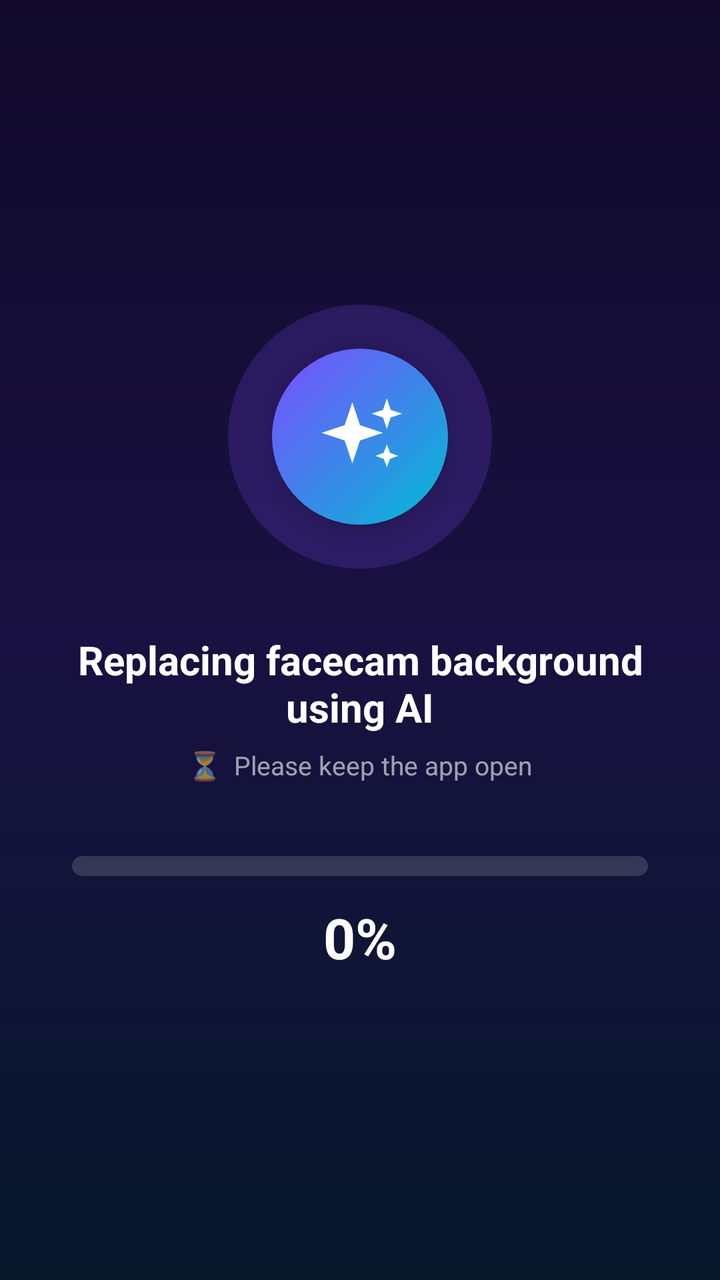
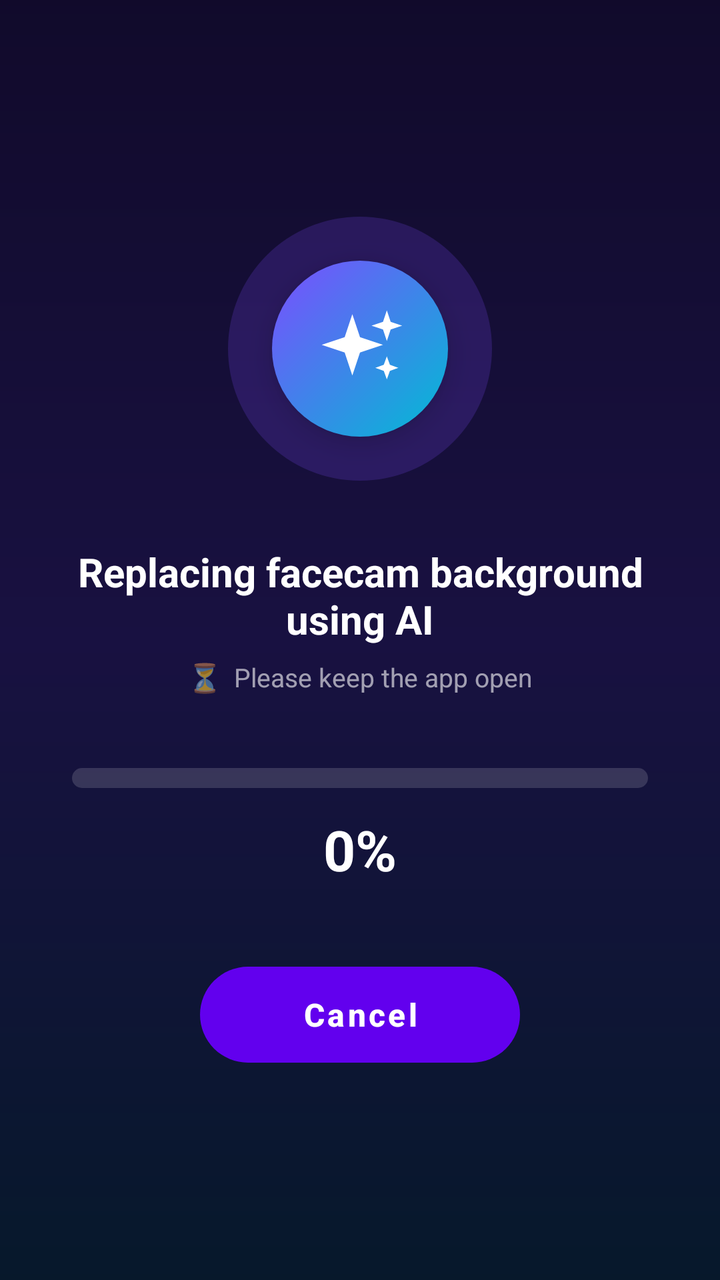

An Android layout rendered at two revisions. The XML below is the earlier revision; the diff shows what the commit changed to produce the second picture.
<!-- AndroidManifest.xml: application theme Theme.CustomScreen -->
<!-- res/layout/dialog_processing.xml -->
<?xml version="1.0" encoding="utf-8"?>
<FrameLayout xmlns:android="http://schemas.android.com/apk/res/android"
    android:layout_width="match_parent"
    android:layout_height="match_parent"
    android:background="@drawable/bg_processing_screen"
    android:clickable="true"
    android:focusable="true">

    <LinearLayout
        android:layout_width="match_parent"
        android:layout_height="wrap_content"
        android:layout_gravity="center"
        android:gravity="center_horizontal"
        android:orientation="vertical"
        android:paddingStart="36dp"
        android:paddingEnd="36dp">

        <FrameLayout
            android:layout_width="132dp"
            android:layout_height="132dp">

            <View
                android:id="@+id/processing_halo"
                android:layout_width="match_parent"
                android:layout_height="match_parent"
                android:background="@drawable/bg_processing_icon_halo" />

            <FrameLayout
                android:layout_width="88dp"
                android:layout_height="88dp"
                android:layout_gravity="center"
                android:background="@drawable/bg_processing_icon"
                android:elevation="8dp">

                <ImageView
                    android:id="@+id/processing_icon"
                    android:layout_width="46dp"
                    android:layout_height="46dp"
                    android:layout_gravity="center"
                    android:importantForAccessibility="no"
                    android:src="@drawable/ic_ai_sparkle" />
            </FrameLayout>
        </FrameLayout>

        <TextView
            android:id="@+id/processing_title"
            android:layout_width="match_parent"
            android:layout_height="wrap_content"
            android:layout_marginTop="32dp"
            android:gravity="center"
            android:text="Replacing facecam background using AI"
            android:textColor="#FFFFFF"
            android:textSize="20sp"
            android:textStyle="bold" />

        
        <LinearLayout
            android:layout_width="match_parent"
            android:layout_height="wrap_content"
            android:layout_marginTop="6dp"
            android:gravity="center"
            android:orientation="horizontal">

            <TextView
                android:id="@+id/processing_tick"
                android:layout_width="wrap_content"
                android:layout_height="wrap_content"
                android:layout_marginEnd="6dp"
                android:text="⏳"
                android:textColor="#99FFFFFF"
                android:textSize="14sp" />

            <TextView
                android:layout_width="wrap_content"
                android:layout_height="wrap_content"
                android:text="Please keep the app open"
                android:textColor="#99FFFFFF"
                android:textSize="13sp" />
        </LinearLayout>

        <ProgressBar
            android:id="@+id/processing_bar"
            style="?android:attr/progressBarStyleHorizontal"
            android:layout_width="match_parent"
            android:layout_height="10dp"
            android:layout_marginTop="36dp"
            android:max="100"
            android:progressDrawable="@drawable/progress_processing" />

        <TextView
            android:id="@+id/processing_percent"
            android:layout_width="wrap_content"
            android:layout_height="wrap_content"
            android:layout_marginTop="12dp"
            android:text="0%"
            android:textColor="#FFFFFF"
            android:textSize="28sp"
            android:textStyle="bold" />
    </LinearLayout>
</FrameLayout>
<!-- resources referenced by this layout -->
<resources>
  <!-- drawable bg_processing_icon (drawable) -->
  <?xml version="1.0" encoding="utf-8"?>
  <shape xmlns:android="http://schemas.android.com/apk/res/android" android:shape="oval">
      <gradient
          android:angle="315"
          android:startColor="#7C4DFF"
          android:endColor="#00BCD4" />
  </shape>
  <!-- drawable bg_processing_icon_halo (drawable) -->
  <?xml version="1.0" encoding="utf-8"?>
  <shape xmlns:android="http://schemas.android.com/apk/res/android" android:shape="oval">
      <solid android:color="#337C4DFF" />
  </shape>
  <!-- drawable bg_processing_screen (drawable) -->
  <?xml version="1.0" encoding="utf-8"?>
  <shape xmlns:android="http://schemas.android.com/apk/res/android" android:shape="rectangle">
      <gradient
          android:angle="300"
          android:startColor="#F0120B2E"
          android:centerColor="#F01A1245"
          android:endColor="#F0071A2E"
          android:type="linear" />
  </shape>
  <!-- drawable ic_ai_sparkle (drawable) -->
  <vector xmlns:android="http://schemas.android.com/apk/res/android"
      android:width="24dp"
      android:height="24dp"
      android:viewportWidth="24"
      android:viewportHeight="24">
      <path
          android:fillColor="#FFFFFF"
          android:pathData="M10,3 L12,9 L18,11 L12,13 L10,19 L8,13 L2,11 L8,9 Z" />
      <path
          android:fillColor="#FFFFFF"
          android:pathData="M19,2 L20,5 L23,6 L20,7 L19,10 L18,7 L15,6 L18,5 Z" />
      <path
          android:fillColor="#FFFFFF"
          android:pathData="M19,14 L19.8,16.2 L22,17 L19.8,17.8 L19,20 L18.2,17.8 L16,17 L18.2,16.2 Z" />
  </vector>
  <!-- drawable progress_processing (drawable) -->
  <?xml version="1.0" encoding="utf-8"?>
  <layer-list xmlns:android="http://schemas.android.com/apk/res/android">
      <item android:id="@android:id/background">
          <shape android:shape="rectangle">
              <solid android:color="#26FFFFFF" />
              <corners android:radius="6dp" />
          </shape>
      </item>
      <item android:id="@android:id/progress">
          <clip>
              <shape android:shape="rectangle">
                  <gradient
                      android:angle="0"
                      android:startColor="#7C4DFF"
                      android:endColor="#00E5FF" />
                  <corners android:radius="6dp" />
              </shape>
          </clip>
      </item>
  </layer-list>
  <style name="Theme.CustomScreen" parent="Theme.MaterialComponents.DayNight.NoActionBar">
          <item name="android:windowBackground">@android:color/black</item>
          <item name="android:statusBarColor">@android:color/transparent</item>
          <item name="android:navigationBarColor">@android:color/transparent</item>
          <item name="android:windowLightStatusBar">false</item>
          <item name="android:windowLightNavigationBar">false</item>
      </style>
</resources>

<!-- the commit's change to res/layout/dialog_processing.xml (unified diff, before → after) -->
@@ -71,6 +71,7 @@
                 android:textSize="14sp" />
 
             <TextView
+                android:id="@+id/processing_hint"
                 android:layout_width="wrap_content"
                 android:layout_height="wrap_content"
                 android:text="Please keep the app open"
@@ -96,5 +97,21 @@
             android:textColor="#FFFFFF"
             android:textSize="28sp"
             android:textStyle="bold" />
+
+        <Button
+            android:id="@+id/processing_cancel"
+            android:layout_width="wrap_content"
+            android:layout_height="48dp"
+            android:layout_marginTop="40dp"
+            android:background="@drawable/bg_processing_cancel_btn"
+            android:minWidth="160dp"
+            android:paddingStart="28dp"
+            android:paddingEnd="28dp"
+            android:stateListAnimator="@null"
+            android:text="Cancel"
+            android:textAllCaps="false"
+            android:textColor="#FFFFFF"
+            android:textSize="16sp"
+            android:textStyle="bold" />
     </LinearLayout>
 </FrameLayout>
<!-- resource entries referenced after the edit -->
@@ -1,5 +1,12 @@
 <!-- resources referenced by this layout -->
 <resources>
+  <!-- drawable bg_processing_cancel_btn (drawable) -->
+  <?xml version="1.0" encoding="utf-8"?>
+  <shape xmlns:android="http://schemas.android.com/apk/res/android"
+      android:shape="rectangle">
+      <solid android:color="#E53935" />
+      <corners android:radius="24dp" />
+  </shape>
   <!-- drawable bg_processing_icon (drawable) -->
   <?xml version="1.0" encoding="utf-8"?>
   <shape xmlns:android="http://schemas.android.com/apk/res/android" android:shape="oval">
